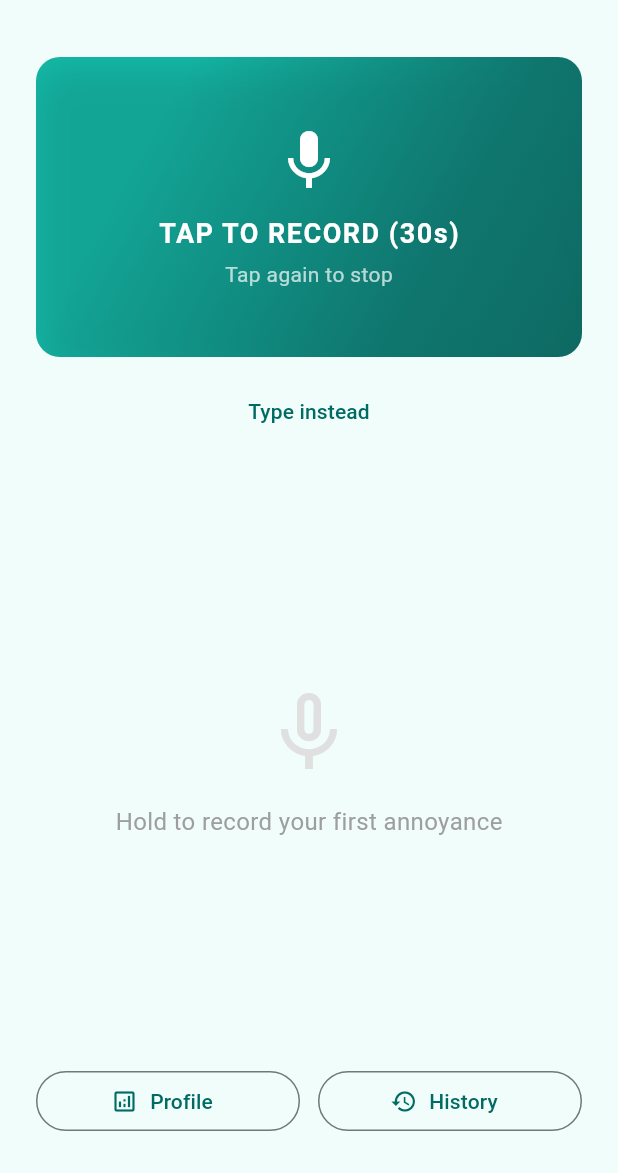
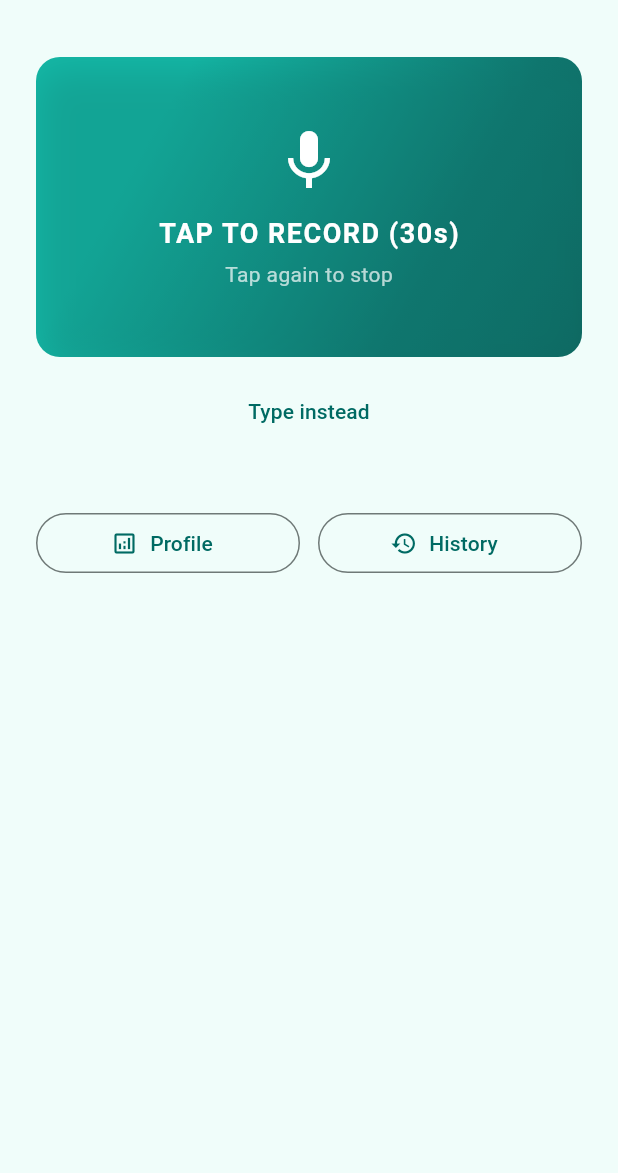
Before and after one commit to cglendenning/annoyed, a Flutter app: the screen it shows once a user with an empty profile is signed in, on a phone screen of 412 x 824 dp, the part 63-1236 px from its top. Run offline on Flutter 3.47's test engine with Material 3 defaults, Android fonts, the phone set to English and light mode, and no system bars; our stand-ins replace cloud_firestore, cloud_functions, firebase_auth, firebase_core, flutter_dotenv, permission_handler and 2 more; missing offline and left inert: purchases_flutter; accounts and stored records are empty; generated files the repository leaves out were written again.

Commit message:
remove the hold to record your first annoyance text from the home screen.

```diff
--- a/lib/screens/home_screen.dart
+++ b/lib/screens/home_screen.dart
@@ -714,29 +714,6 @@ class _HomeScreenState extends State<HomeScreen> {
                 ),
               ],
 
-              if (annoyanceProvider.todayAnnoyances.isEmpty)
-                Expanded(
-                  child: Center(
-                    child: Column(
-                      mainAxisAlignment: MainAxisAlignment.center,
-                      children: [
-                        Icon(
-                          Icons.mic_none,
-                          size: 64,
-                          color: Colors.grey.shade300,
-                        ),
-                        const SizedBox(height: 16),
-                        Text(
-                          'Hold to record your first annoyance',
-                          style: TextStyle(
-                            fontSize: 16,
-                            color: Colors.grey.shade500,
-                          ),
-                        ),
-                      ],
-                    ),
-                  ),
-                ),
 
               // Bottom buttons
               const SizedBox(height: 16),
```
